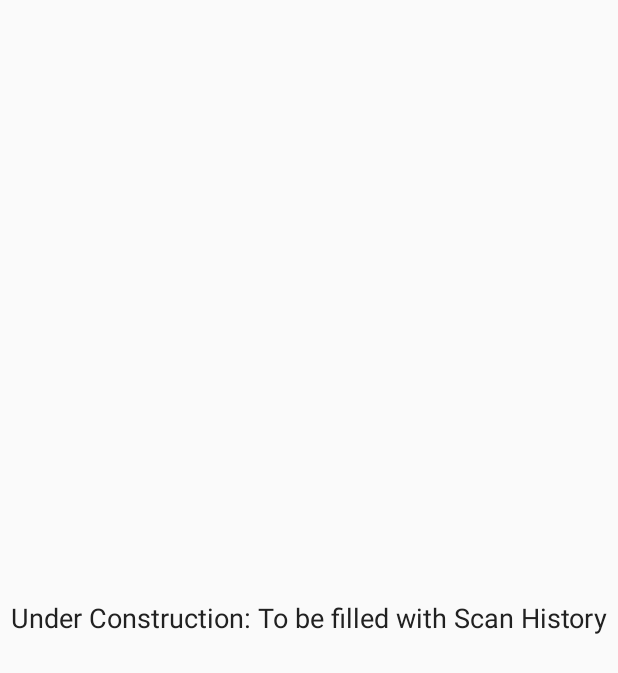
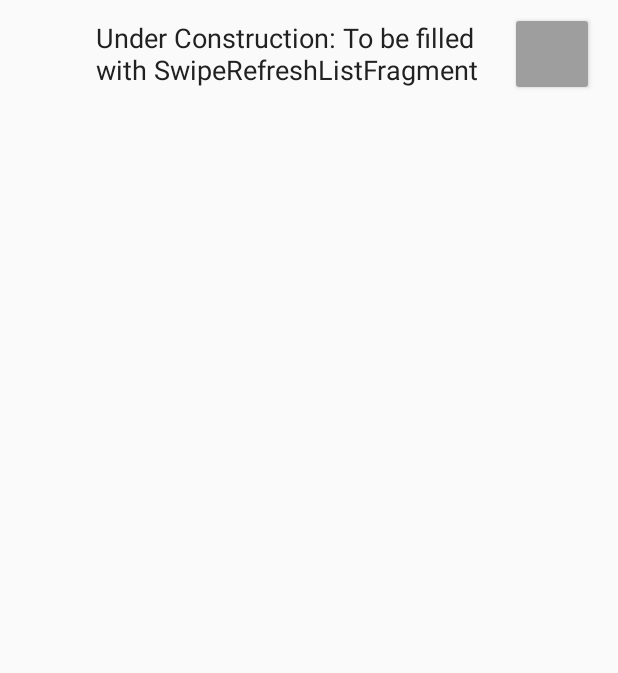
Before and after one commit to Lois9Y/WiFiEye, an Android app: the layout history_list_item.xml on its own in the app's theme, with its tools: preview values and no code run, on a phone screen of 412 x 824 dp. Shown: the top 673 px of the screen. Run offline under Robolectric (Android 15) with nearby library versions, the phone set to English and light mode, and no system bars.

Commit message:
Added history Tab.
Some minor polish

```diff
--- a/app/src/main/res/layout/history_list_item.xml
+++ b/app/src/main/res/layout/history_list_item.xml
@@ -1,14 +1,45 @@
 <?xml version="1.0" encoding="utf-8"?>
-<RelativeLayout xmlns:android="http://schemas.android.com/apk/res/android"
-    android:layout_width="match_parent" android:layout_height="match_parent">
+<LinearLayout xmlns:android="http://schemas.android.com/apk/res/android"
+    android:layout_width="match_parent" android:layout_height="match_parent"
+    android:orientation="horizontal"
+    android:layout_marginTop="8dp"
+    android:descendantFocusability="blocksDescendants">
+
+    <ImageView
+        android:layout_width="24dp"
+        android:layout_height="56dp"
+        android:layout_marginLeft="24dp"
+        android:layout_centerVertical="true"
+        android:layout_centerHorizontal="true"
+        android:gravity="center_vertical"
+        android:visibility="invisible" />
 
     <TextView
-        android:layout_width="wrap_content"
-        android:layout_height="wrap_content"
-        android:textAppearance="?android:attr/textAppearanceMedium"
-        android:text="Under Construction: To be filled with Scan History"
-        android:id="@+id/textView"
+        android:layout_width="0dp"
+        android:layout_weight="1"
+        android:layout_height="56dp"
+        android:layout_marginLeft="16dp"
+        android:textAppearance="?android:textAppearanceMedium"
+        android:text="Under Construction: To be filled with SwipeRefreshListFragment"
+        android:id="@+id/history_net_ssid"
         android:layout_centerVertical="true"
-        android:layout_centerHorizontal="true" />
+        android:layout_centerHorizontal="true"
+        android:gravity="center_vertical"
+        />
 
-</RelativeLayout>
+    <ImageButton
+        style="@style/Widget.AppCompat.Button.Colored"
+        android:layout_width="56dp"
+        android:layout_height="56dp"
+        android:layout_marginRight="16dp"
+        android:layout_marginLeft="16dp"
+        android:scaleType="fitXY"
+        android:id="@+id/history_net_delete"
+        android:focusable="false"
+        android:layout_centerVertical="true"
+        android:layout_centerHorizontal="true"
+        android:gravity="center_vertical"/>
+
+
+
+</LinearLayout>
```
Also changed, not shown: app/src/main/java/at/a9yards/wifieye/ScannedNetworksAdapter.java (added, +77 -0 lines), app/src/main/java/at/a9yards/wifieye/ScannedNetworksFragment.java (+40 -5 lines), app/src/main/res/drawable/ic_clear_black_24dp.xml (added, +9 -0 lines).
